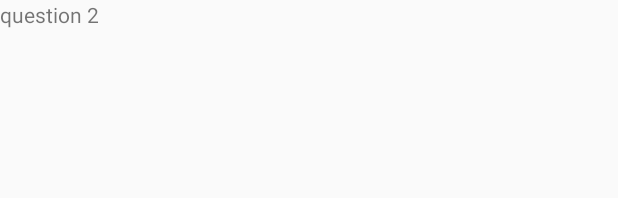
After one commit to qroll/Statement, an Android app: the layout style_page_2.xml on its own in the app's theme, with its tools: preview values and no code run, on a phone screen of 412 x 824 dp. The commit adds this screen. Shown: the top 198 px of the screen. Run offline under Robolectric (Android 15) with nearby library versions, the phone set to English and light mode, and no system bars.

Commit message:
Introduce ViewPager for swiping behaviour

```diff
--- /dev/null
+++ b/app/src/main/res/layout/style_page_2.xml
@@ -0,0 +1,11 @@
+<?xml version="1.0" encoding="utf-8"?>
+<LinearLayout xmlns:android="http://schemas.android.com/apk/res/android"
+    android:orientation="vertical" android:layout_width="match_parent"
+    android:layout_height="match_parent">
+
+    <TextView
+        android:id="@+id/textView"
+        android:layout_width="wrap_content"
+        android:layout_height="wrap_content"
+        android:text="question 2"/>
+</LinearLayout>
```
Also changed, not shown: app/src/main/java/com/qwissroll/statement/FirstStyleFragment.java (added, +37 -0 lines), app/src/main/java/com/qwissroll/statement/SecondStyleFragment.java (added, +37 -0 lines), app/src/main/java/com/qwissroll/statement/activity/StyleActivity.java (+28 -27 lines), app/src/main/res/layout/content_style.xml (+4 -6 lines), app/src/main/res/layout/style_page_1.xml (added, +11 -0 lines).
